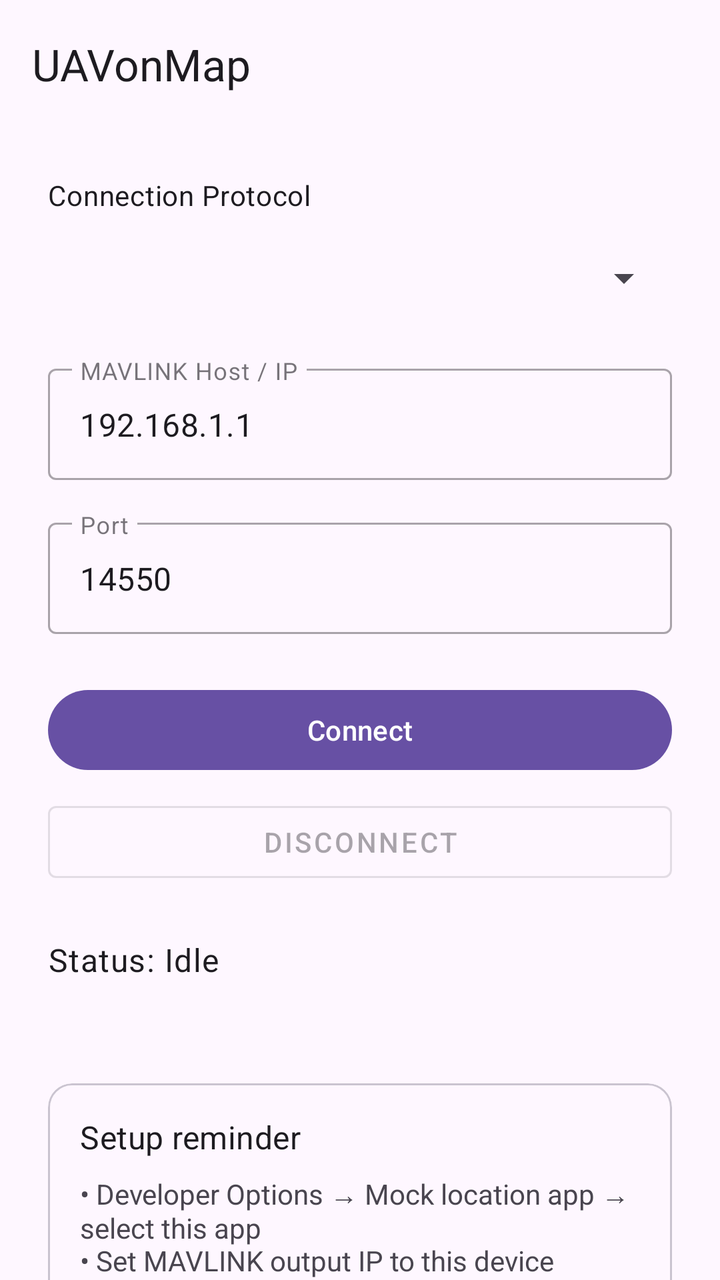
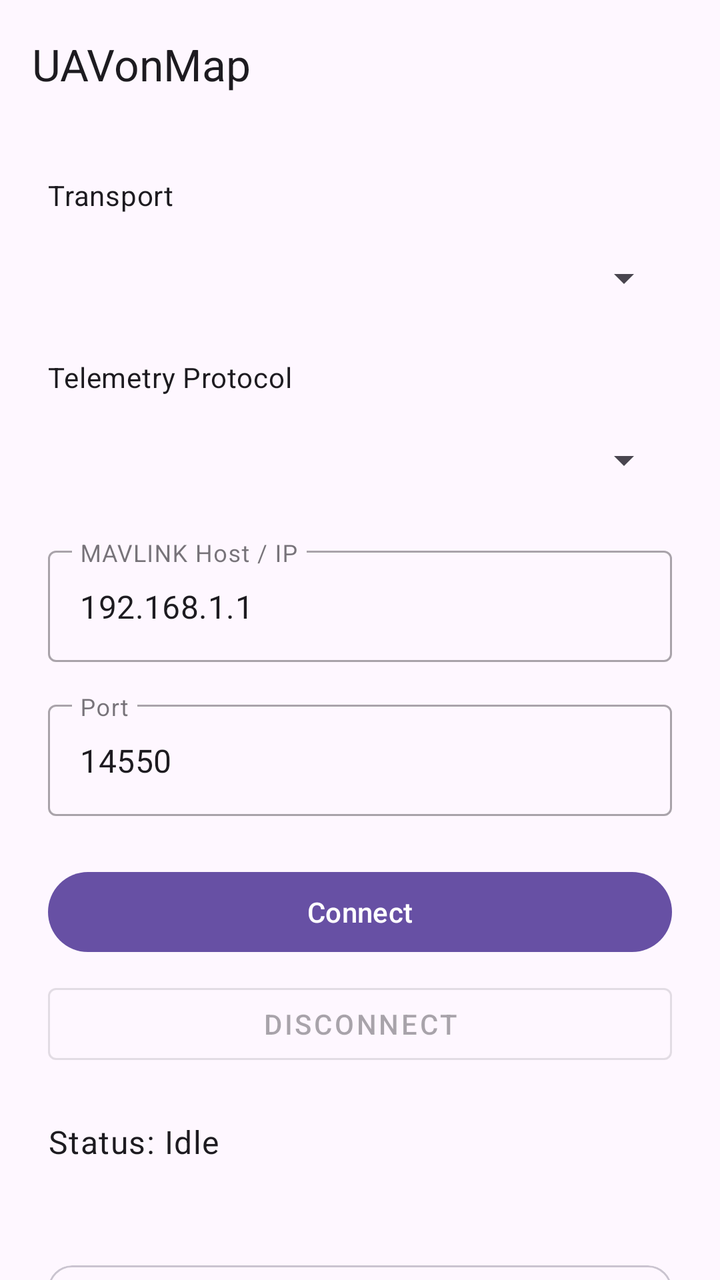

The first picture is an Android layout as it rendered before a commit; the second is the same layout after the commit. The layout source and the unified diff follow.
<!-- AndroidManifest.xml: activity theme Theme.CRSF2MockLocation -->
<!-- res/layout/activity_main.xml -->
<?xml version="1.0" encoding="utf-8"?>
<androidx.coordinatorlayout.widget.CoordinatorLayout
    xmlns:android="http://schemas.android.com/apk/res/android"
    xmlns:app="http://schemas.android.com/apk/res-auto"
    xmlns:tools="http://schemas.android.com/tools"
    android:id="@+id/main"
    android:layout_width="match_parent"
    android:layout_height="match_parent"
    tools:context=".MainActivity">

    <com.google.android.material.appbar.AppBarLayout
        android:layout_width="match_parent"
        android:layout_height="wrap_content">
        <com.google.android.material.appbar.MaterialToolbar
            android:id="@+id/toolbar"
            android:layout_width="match_parent"
            android:layout_height="?attr/actionBarSize"
            app:title="@string/app_name" />
    </com.google.android.material.appbar.AppBarLayout>

    <androidx.core.widget.NestedScrollView
        android:layout_width="match_parent"
        android:layout_height="match_parent"
        app:layout_behavior="@string/appbar_scrolling_view_behavior">

        <LinearLayout
            android:layout_width="match_parent"
            android:layout_height="wrap_content"
            android:orientation="vertical"
            android:padding="24dp">

            <TextView
                android:layout_width="wrap_content"
                android:layout_height="wrap_content"
                android:text="@string/protocol_label"
                android:textAppearance="?attr/textAppearanceBody2"
                android:layout_marginBottom="8dp" />

            <Spinner
                android:id="@+id/spinnerProtocol"
                android:layout_width="match_parent"
                android:layout_height="wrap_content"
                android:layout_marginBottom="16dp"
                android:minHeight="48dp" />

            <LinearLayout
                android:id="@+id/layoutNetworkConfig"
                android:layout_width="match_parent"
                android:layout_height="wrap_content"
                android:orientation="vertical">

                <com.google.android.material.textfield.TextInputLayout
                    android:layout_width="match_parent"
                    android:layout_height="wrap_content"
                    android:hint="MAVLINK Host / IP"
                    style="@style/Widget.MaterialComponents.TextInputLayout.OutlinedBox">
                <com.google.android.material.textfield.TextInputEditText
                    android:id="@+id/editHost"
                    android:layout_width="match_parent"
                    android:layout_height="wrap_content"
                    android:inputType="text"
                    android:text="192.168.1.1" />
            </com.google.android.material.textfield.TextInputLayout>

            <com.google.android.material.textfield.TextInputLayout
                android:layout_width="match_parent"
                android:layout_height="wrap_content"
                android:layout_marginTop="16dp"
                android:hint="Port"
                style="@style/Widget.MaterialComponents.TextInputLayout.OutlinedBox">
                <com.google.android.material.textfield.TextInputEditText
                    android:id="@+id/editPort"
                    android:layout_width="match_parent"
                    android:layout_height="wrap_content"
                    android:inputType="number"
                    android:text="14550" />
            </com.google.android.material.textfield.TextInputLayout>

            </LinearLayout>

            <com.google.android.material.button.MaterialButton
                android:id="@+id/btnConnect"
                android:layout_width="match_parent"
                android:layout_height="wrap_content"
                android:layout_marginTop="24dp"
                android:text="Connect" />

            <com.google.android.material.button.MaterialButton
                android:id="@+id/btnDisconnect"
                android:layout_width="match_parent"
                android:layout_height="wrap_content"
                android:layout_marginTop="8dp"
                android:enabled="false"
                style="@style/Widget.MaterialComponents.Button.OutlinedButton"
                android:text="Disconnect" />

            <TextView
                android:id="@+id/tvStatus"
                android:layout_width="match_parent"
                android:layout_height="wrap_content"
                android:layout_marginTop="24dp"
                android:text="Status: Idle"
                android:textAppearance="?attr/textAppearanceBody1" />

            <TextView
                android:id="@+id/tvGpsFix"
                android:layout_width="match_parent"
                android:layout_height="wrap_content"
                android:layout_marginTop="8dp"
                android:fontFamily="monospace"
                android:text=""
                android:textAppearance="?attr/textAppearanceBody2" />

            <com.google.android.material.card.MaterialCardView
                android:layout_width="match_parent"
                android:layout_height="wrap_content"
                android:layout_marginTop="24dp">
                <LinearLayout
                    android:layout_width="match_parent"
                    android:layout_height="wrap_content"
                    android:orientation="vertical"
                    android:padding="16dp">
                    <TextView
                        android:layout_width="wrap_content"
                        android:layout_height="wrap_content"
                        android:text="Setup reminder"
                        android:textAppearance="?attr/textAppearanceSubtitle1" />
                    <TextView
                        android:layout_width="wrap_content"
                        android:layout_height="wrap_content"
                        android:layout_marginTop="8dp"
                        android:text="• Developer Options → Mock location app → select this app\n• Set MAVLINK output IP to this device\n• Default port: 14550 (UDP) or your TCP server port" />
                </LinearLayout>
            </com.google.android.material.card.MaterialCardView>

        </LinearLayout>
    </androidx.core.widget.NestedScrollView>

</androidx.coordinatorlayout.widget.CoordinatorLayout>
<!-- resources referenced by this layout -->
<resources>
  <string name="app_name">UAVonMap</string>
  <string name="protocol_label">Connection Protocol</string>
  <style name="Theme.CRSF2MockLocation" parent="Base.Theme.CRSF2MockLocation" />
  <style name="Base.Theme.CRSF2MockLocation" parent="Theme.Material3.DayNight.NoActionBar">
          
          
      </style>
</resources>

<!-- the commit's change to res/layout/activity_main.xml (unified diff, before → after) -->
@@ -38,6 +38,20 @@
 
             <Spinner
                 android:id="@+id/spinnerProtocol"
+                android:layout_width="match_parent"
+                android:layout_height="wrap_content"
+                android:layout_marginBottom="16dp"
+                android:minHeight="48dp" />
+
+            <TextView
+                android:layout_width="wrap_content"
+                android:layout_height="wrap_content"
+                android:text="@string/telem_protocol_label"
+                android:textAppearance="?attr/textAppearanceBody2"
+                android:layout_marginBottom="8dp" />
+
+            <Spinner
+                android:id="@+id/spinnerTelemProtocol"
                 android:layout_width="match_parent"
                 android:layout_height="wrap_content"
                 android:layout_marginBottom="16dp"
<!-- resource entries referenced after the edit -->
@@ -1,7 +1,8 @@
 <!-- resources referenced by this layout -->
 <resources>
   <string name="app_name">UAVonMap</string>
-  <string name="protocol_label">Connection Protocol</string>
+  <string name="protocol_label">Transport</string>
+  <string name="telem_protocol_label">Telemetry Protocol</string>
   <style name="Theme.CRSF2MockLocation" parent="Base.Theme.CRSF2MockLocation" />
   <style name="Base.Theme.CRSF2MockLocation" parent="Theme.Material3.DayNight.NoActionBar">
           
